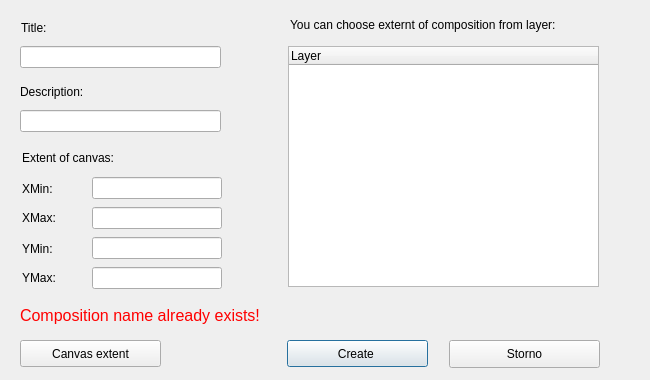
LESPROJEKT/qgis-layman-plugin, file dlg_createComposite.ui: the form before one commit.
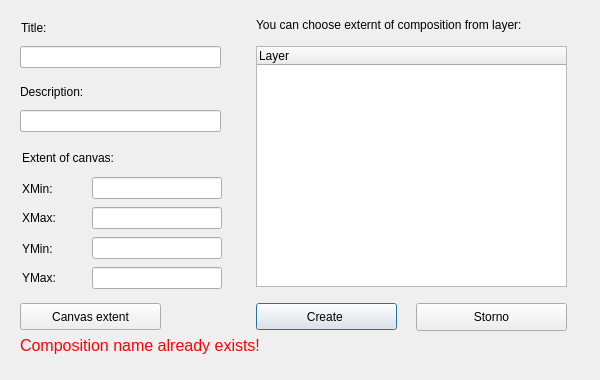
The form after the commit.

The edit to the form file:
```diff
--- a/dlg_createComposite.ui
+++ b/dlg_createComposite.ui
@@ -9,7 +9,7 @@
    <rect>
     <x>0</x>
     <y>0</y>
-    <width>650</width>
+    <width>600</width>
     <height>380</height>
    </rect>
   </property>
@@ -21,13 +21,13 @@
   </property>
   <property name="minimumSize">
    <size>
-    <width>650</width>
+    <width>600</width>
     <height>380</height>
    </size>
   </property>
   <property name="maximumSize">
    <size>
-    <width>650</width>
+    <width>600</width>
     <height>380</height>
    </size>
   </property>
@@ -37,8 +37,8 @@
   <widget class="QPushButton" name="pushButton_CreateComposition">
    <property name="geometry">
     <rect>
-     <x>287</x>
-     <y>340</y>
+     <x>256</x>
+     <y>303</y>
      <width>141</width>
      <height>27</height>
     </rect>
@@ -50,8 +50,8 @@
   <widget class="QPushButton" name="pushButton_close">
    <property name="geometry">
     <rect>
-     <x>449</x>
-     <y>340</y>
+     <x>416</x>
+     <y>303</y>
      <width>151</width>
      <height>28</height>
     </rect>
@@ -63,7 +63,7 @@
   <widget class="QTreeWidget" name="treeWidget">
    <property name="geometry">
     <rect>
-     <x>288</x>
+     <x>256</x>
      <y>46</y>
      <width>311</width>
      <height>241</height>
@@ -78,7 +78,7 @@
   <widget class="QLabel" name="label">
    <property name="geometry">
     <rect>
-     <x>290</x>
+     <x>256</x>
      <y>17</y>
      <width>311</width>
      <height>16</height>
@@ -266,7 +266,7 @@
    <property name="geometry">
     <rect>
      <x>20</x>
-     <y>300</y>
+     <y>330</y>
      <width>321</width>
      <height>31</height>
     </rect>
@@ -279,7 +279,7 @@
    <property name="geometry">
     <rect>
      <x>20</x>
-     <y>340</y>
+     <y>303</y>
      <width>141</width>
      <height>27</height>
     </rect>
```
